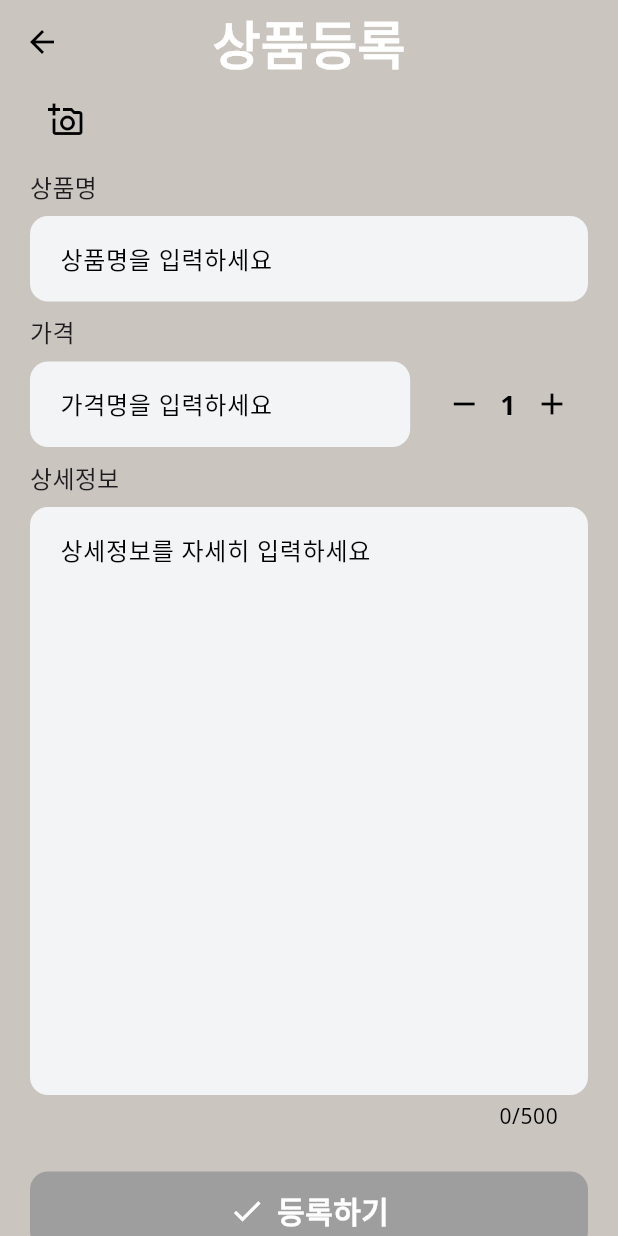
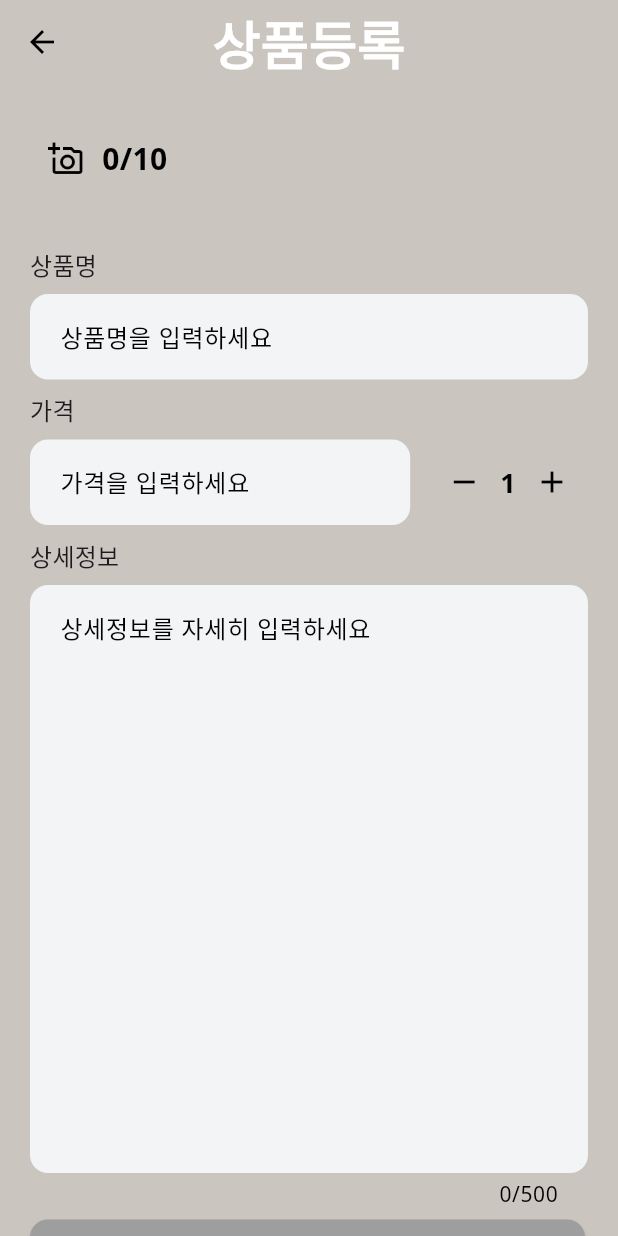
Before and after one commit to joohyelim1208/apple_market, a Flutter app: the screen it shows after launch, after a tap on the "add" icon, on a phone screen of 412 x 824 dp. Run offline on Flutter 3.47's test engine with Material 3 defaults, Android fonts, the phone set to English and light mode, and no system bars; our stand-ins replace google_fonts; Roboto replaces fonts that are missing (Dongle).

Commit message:
feat:WritPage 저장기능 구현

```diff
--- a/analysis_options.yaml
+++ b/analysis_options.yaml
@@ -7,6 +7,9 @@
 
 # The following line activates a set of recommended lints for Flutter apps,
 # packages, and plugins designed to encourage good coding practices.
+analyzer:
+  errors:
+    use_key_in_widget_constructors: ignore
 include: package:flutter_lints/flutter.yaml
 
 linter:
--- a/lib/entity/item.dart
+++ b/lib/entity/item.dart
@@ -8,7 +8,6 @@ class Item {
   });
 
   final String name;
-
   final double price;
   final int quantity;
   final String? imageUrl;
--- a/lib/features/fetch_data_from_write_page.dart
+++ b/lib/features/fetch_data_from_write_page.dart
@@ -8,7 +8,7 @@ Future<Item?> fetchDataFromWritePage(BuildContext context) async {
     MaterialPageRoute(builder: (context) => WritePage()),
   );
 
-  if (result! is Item || result == null || !context.mounted) {
+  if (result is! Item || !context.mounted) {
     return null;
   }
 
--- a/lib/ui/home_page/initial_page.dart
+++ b/lib/ui/home_page/initial_page.dart
@@ -141,6 +141,7 @@ class _InitialPageState extends State<InitialPage> {
         onPressed: () async {
           // 작성페이지로 넘어감. 아이템이 없으면 동작하지 않음
           final item = await fetchDataFromWritePage(context);
+
           if (item != null) {
             // 데이터가 추가되었음을 알리고 화면을 갱신한다.
             setState(() {
--- a/lib/ui/write_page/wtite_page.dart
+++ b/lib/ui/write_page/wtite_page.dart
@@ -1,6 +1,7 @@
 import 'package:apple_market/entity/item.dart';
 import 'package:apple_market/theme/tokens/app_spacing.dart';
 import 'package:flutter/material.dart';
+import 'package:flutter/services.dart';
 
 class WritePage extends StatefulWidget {
   const WritePage({super.key});
@@ -10,17 +11,36 @@ class WritePage extends StatefulWidget {
 }
 
 class _WritePageState extends State<WritePage> {
+  //수량 초가값및 텍스트 컨트롤러 상품명,가격,세부사항
+
+  List<Item> items = [];
   int quantity = 1;
   final TextEditingController nameController = TextEditingController();
   final TextEditingController priceController = TextEditingController();
   final TextEditingController detailController = TextEditingController();
-
+  //입력하지않을때
   bool isTitleValid = false;
   bool isPriceValid = false;
   bool isDetailValid = false;
+  //사진아이콘 선택시
+  List<String> myImages = [
+    'assets/images/airpods.webp',
+    'assets/images/ipad.webp',
+    'assets/images/AppleMarketLogo.webp',
+  ];
 
+  List<String> selectorImages = [];
+  //함수에 인데스를 넣어 인트인걸 인지 시킴
+  void addimages(int index) {
+    setState(() {
+      selectorImages.add(myImages[index]);
+    });
+  }
+
+  //입력할때 마다 그림을 그러주는 함수
   @override
   void initState() {
+    super.initState();
     nameController.addListener(() {
       if (nameController.text.trim().isEmpty) {
         setState(() {
@@ -76,11 +96,70 @@ class _WritePageState extends State<WritePage> {
           spacing: 8,
           crossAxisAlignment: CrossAxisAlignment.start,
           mainAxisSize: MainAxisSize.min,
+
           children: [
-            IconButton(
-              icon: const Icon(Icons.add_a_photo_outlined),
-              onPressed: () {},
+            //사진추가버튼
+            Row(
+              children: [
+                if (selectorImages.length < 10)
+                  IconButton(
+                    icon: const Icon(Icons.add_a_photo_outlined),
+                    onPressed: () {
+                      showDialog(
+                        context: context,
+                        builder: (context) {
+                          return SizedBox(
+                            height: 200,
+                            child: ListView.builder(
+                              scrollDirection: Axis.horizontal,
+                              itemCount: myImages.length, // 갖고 있는 전체 이미지 개수
+                              itemBuilder: (context, index) {
+                                return GestureDetector(
+                                  onTap: () {
+                                    // 2. 여기서 선택한 번호(index)를 함수에 던져줌
+                                    addimages(index);
+                                    Navigator.pop(context); // 창 닫기
+                                  },
+                                  child: Padding(
+                                    padding: const EdgeInsets.all(8.0),
+                                    child: Image.asset(
+                                      myImages[index],
+                                      width: 200,
+                                    ),
+                                  ),
+                                );
+                              },
+                            ),
+                          );
+                        },
+                      );
+                    },
+                  ),
+                Text("${selectorImages.length}/10"),
+                Expanded(
+                  // Row 안에서 남은 공간을 확보
+                  child: SizedBox(
+                    height: 100, // 사진들이 그려질 높이 제한
+                    child: ListView.builder(
+                      scrollDirection: Axis.horizontal, // 가로 스크롤 설정
+                      itemCount: selectorImages.length, // 리스트의 개수만큼 생성
+                      itemBuilder: (context, index) {
+                        return Padding(
+                          padding: const EdgeInsets.all(4.0),
+                          child: Image.asset(
+                            selectorImages[index], // 리스트에서 번호(index)에 맞는 사진 꺼내기
+                            width: 100,
+                            height: 100,
+                            fit: BoxFit.cover,
+                          ),
+                        );
+                      },
+                    ),
+                  ),
+                ),
+              ],
             ),
+
             Text("상품명", style: Theme.of(context).textTheme.titleMedium),
 
             TextField(
@@ -96,8 +175,12 @@ class _WritePageState extends State<WritePage> {
                 Expanded(
                   child: TextField(
                     controller: priceController,
+                    //키보드 숫자만 나오게 해줍니다
+                    keyboardType: TextInputType.number,
+                    //키보드 입력시 숫자만 나오는 필터
+                    inputFormatters: [FilteringTextInputFormatter.digitsOnly],
 
-                    decoration: InputDecoration(hintText: '가격명을 입력하세요'),
+                    decoration: InputDecoration(hintText: '가격을 입력하세요'),
                   ),
                 ),
                 AppSpacing.w12,
@@ -135,71 +218,43 @@ class _WritePageState extends State<WritePage> {
               decoration: InputDecoration(hintText: '상세정보를 자세히 입력하세요'),
             ),
 
-            if (isTitleValid && isPriceValid && isDetailValid)
-              GestureDetector(
-                onTap: () {
+            if (isTitleValid &&
+                isPriceValid &&
+                isDetailValid &&
+                selectorImages.isNotEmpty)
+              ElevatedButton(
+                onPressed: () {
                   final item = Item(
                     des: detailController.text,
                     name: nameController.text,
                     price: double.tryParse(priceController.text) ?? 0.0,
                     quantity: quantity,
+                    imageUrl: selectorImages[0],
                   );
-
                   Navigator.pop(context, item);
                 },
-
-                child: Container(
-                  width: double.infinity,
-                  height: 52,
-                  margin: const EdgeInsets.symmetric(vertical: 20),
-                  decoration: BoxDecoration(
-                    color: const Color(0xFFFF9E9E),
+                style: ElevatedButton.styleFrom(
+                  fixedSize: const Size(370, 50),
+                  shape: RoundedRectangleBorder(
                     borderRadius: BorderRadius.circular(12),
                   ),
-                  child: Row(
-                    mainAxisAlignment: MainAxisAlignment.center,
-                    children: const [
-                      Icon(Icons.check, color: Colors.white),
-                      SizedBox(width: 8),
-                      Text(
-                        "등록하기",
-                        style: TextStyle(
-                          color: Colors.white,
-                          fontWeight: FontWeight.bold,
-                        ),
-                      ),
-                    ],
+                ),
+                child: Text("등록하기"),
+              )
+            else
+              ElevatedButton(
+                onPressed: () {
+                  null;
+                },
+                style: ElevatedButton.styleFrom(
+                  backgroundColor: Colors.grey,
+                  foregroundColor: Colors.white,
+                  fixedSize: const Size(370, 50),
+                  shape: RoundedRectangleBorder(
+                    borderRadius: BorderRadius.circular(12),
                   ),
                 ),
-              )
-            else
-              GestureDetector(
-                onTap: () {
-                  null;
-                },
-                child: Container(
-                  width: double.infinity,
-                  height: 52,
-                  margin: const EdgeInsets.symmetric(vertical: 20),
-                  decoration: BoxDecoration(
-                    color: Colors.grey,
-                    borderRadius: BorderRadius.circular(12),
-                  ),
-                  child: Row(
-                    mainAxisAlignment: MainAxisAlignment.center,
-                    children: const [
-                      Icon(Icons.check, color: Colors.white),
-                      SizedBox(width: 8),
-                      Text(
-                        "등록하기",
-                        style: TextStyle(
-                          color: Colors.white,
-                          fontWeight: FontWeight.bold,
-                        ),
-                      ),
-                    ],
-                  ),
-                ),
+                child: Text("등록하기"),
               ),
           ],
         ),
```
Also changed, not shown: lib/ui/detail_page/detail_page.dart (+1 -7 lines).
